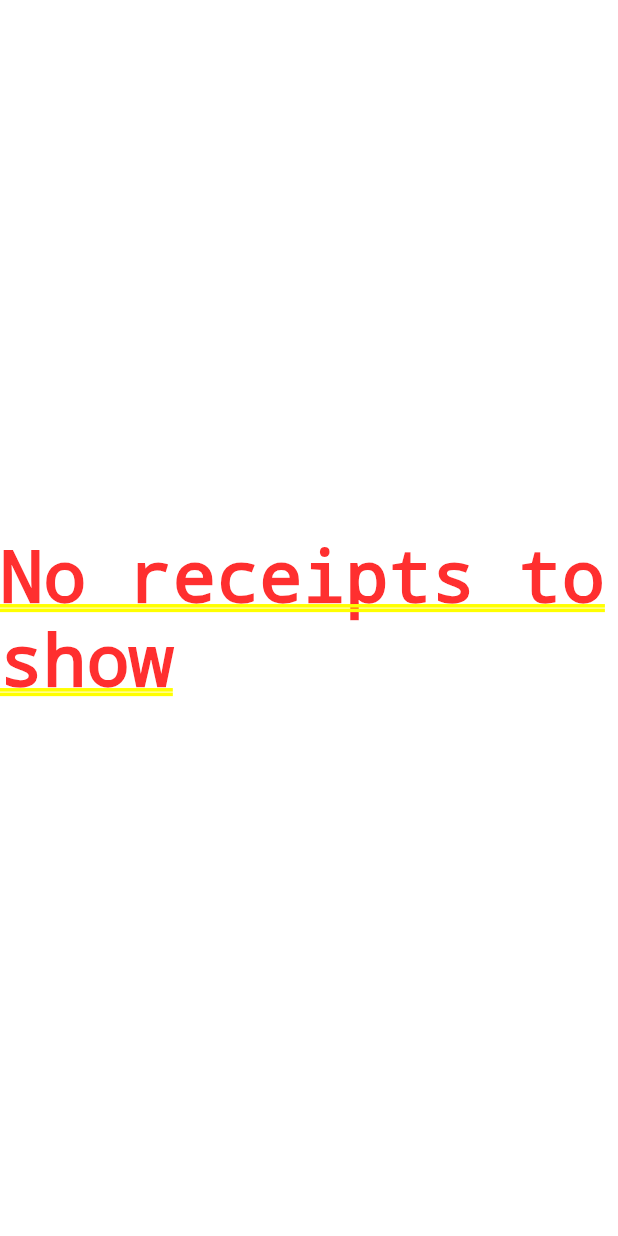
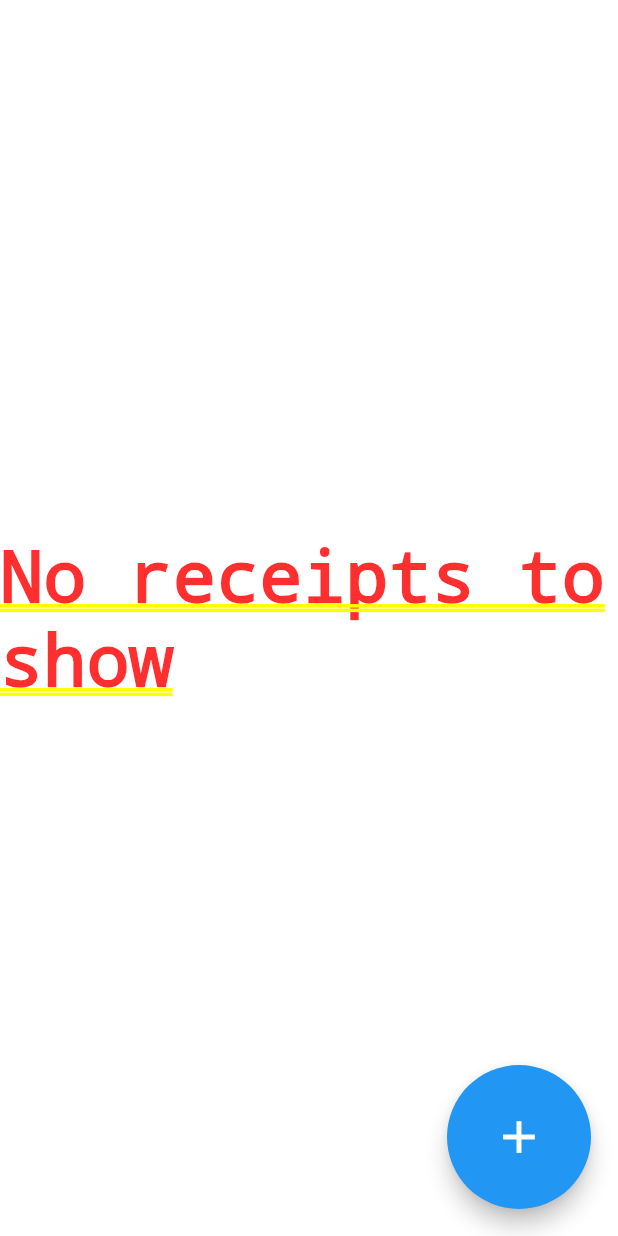
Before and after one commit to nilekell/receiptcamp_debug_select_multiple, a Flutter app: the FileExplorer screen opened by its route, on a phone screen of 412 x 824 dp. Run offline on Flutter 3.47's test engine with Material 2 defaults, Android fonts, the phone set to English and light mode, and no system bars; our stand-ins replace bloc, equatable, flutter_bloc, flutter_image_compress, image_picker, sqflite; missing offline and left inert: google_mlkit_text_recognition; accounts and stored records are empty.

Commit message:
passing upload bloc from explorer screen to bottom sheet

```diff
--- a/lib/presentation/screens/file_explorer.dart
+++ b/lib/presentation/screens/file_explorer.dart
@@ -3,6 +3,7 @@ import 'package:flutter/material.dart';
 import 'package:flutter_bloc/flutter_bloc.dart';
 import 'package:receiptcamp/logic/blocs/explorer/explorer_bloc.dart';
 import 'package:receiptcamp/logic/blocs/upload/upload_bloc.dart';
+import 'package:receiptcamp/presentation/ui/bottom-sheet/upload_sheet.dart';
 
 class FileExplorer extends StatefulWidget {
   const FileExplorer({Key? key}) : super(key: key);
@@ -30,15 +31,11 @@ class _FileExplorerState extends State<FileExplorer> {
                 ExplorerBloc()..add(ExplorerFetchReceiptsEvent()),
           ),
         ],
-        child: MultiBlocListener(
-            listeners: [
-              BlocListener<UploadBloc, UploadState>(
+        child: BlocConsumer<UploadBloc, UploadState>(
           listener: (context, state) {
             switch (state) {
               case UploadSuccess():
-                      context
-                          .read<ExplorerBloc>()
-                          .add(ExplorerFetchReceiptsEvent());
+                context.read<ExplorerBloc>().add(ExplorerFetchReceiptsEvent());
                 ScaffoldMessenger.of(context).showSnackBar(const SnackBar(
                     content: Text('Receipt added successfully'),
                     duration: Duration(milliseconds: 900)));
@@ -51,22 +48,8 @@ class _FileExplorerState extends State<FileExplorer> {
                 return;
             }
           },
-              ),
-              BlocListener<ExplorerBloc, ExplorerState>(
-                listenWhen: (previous, current) =>
-                    current is ExplorerActionState,
-                listener: (context, state) {
-                  switch (state) {
-                    case ExplorerNavigateToHomeState():
-                      Navigator.of(context).pushNamed('/');
-                    default:
-                      print('Explorer Screen: ${state.toString()}');
-                      return;
-                  }
-                },
-              ),
-            ],
-            child: BlocBuilder<ExplorerBloc, ExplorerState>(
+          builder: (context, state) {
+            return BlocBuilder<ExplorerBloc, ExplorerState>(
               builder: (context, state) {
                 switch (state) {
                   case ExplorerInitialState():
@@ -74,29 +57,65 @@ class _FileExplorerState extends State<FileExplorer> {
                   case ExplorerLoadingState():
                     return const CircularProgressIndicator();
                   case ExplorerEmptyReceiptsState():
-                    return RefreshIndicator(
+                    return Stack(
+                      children: [
+                        Align(
+                          alignment: Alignment.topCenter,
+                          child: RefreshIndicator(
                               onRefresh: () async {
                                 context
                                     .read<ExplorerBloc>()
                                     .add(ExplorerFetchReceiptsEvent());
                               },
-                      child: const Center(child: Text('No receipts to show')),
+                              child: const Center(
+                                  child: Text('No receipts to show'))),
+                        ),
+                        Align(
+                          alignment: Alignment.bottomRight,
+                          child: Padding(
+                            padding: const EdgeInsets.all(18),
+                            child: FloatingActionButton.large(
+                                onPressed: () {
+                                  showUploadOptions(context, context.read<UploadBloc>());
+                                }, child: const Icon(Icons.add)),
+                          ),
+                        ),
+                      ],
                     );
                   case ExplorerLoadedSuccessState():
-                    return RefreshIndicator(onRefresh: () async {
+                    return Stack(
+                      children: [
+                        Align(
+                            alignment: Alignment.topCenter,
+                            child: RefreshIndicator(onRefresh: () async {
                               context
                                   .read<ExplorerBloc>()
                                   .add(ExplorerFetchReceiptsEvent());
-                    }, child: ListView.builder(itemBuilder: (context, index) {
+                            }, child:
+                                ListView.builder(itemBuilder: (context, index) {
                               return ListTile(
                                 title: Text(state.receipts[index].name),
                               );
-                    }));
+                            }))),
+                         Align(
+                          alignment: Alignment.bottomRight,
+                          child: Padding(
+                            padding: const EdgeInsets.all(18),
+                            child: FloatingActionButton.large(
+                                onPressed: () {
+                                  context.read<UploadBloc>().add(UploadTapEvent());
+                                }, child: const Icon(Icons.add)),
+                          ),
+                        ),
+                      ],
+                    );
                   default:
                     print('Explorer Screen: ${state.toString()}');
                     return Container();
                 }
               },
-            )));
+            );
+          },
+        ));
   }
 }
```
Also changed, not shown: lib/presentation/ui/bottom-sheet/upload_sheet.dart (+3 -4 lines). Lines whose indentation alone changed are shown as unchanged.
